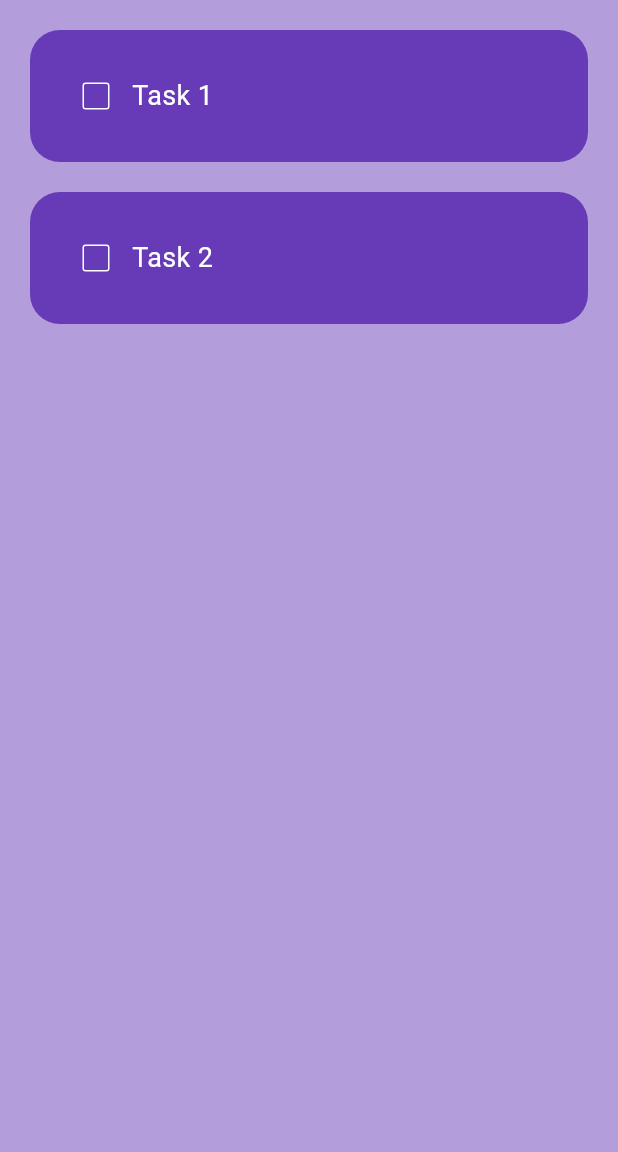
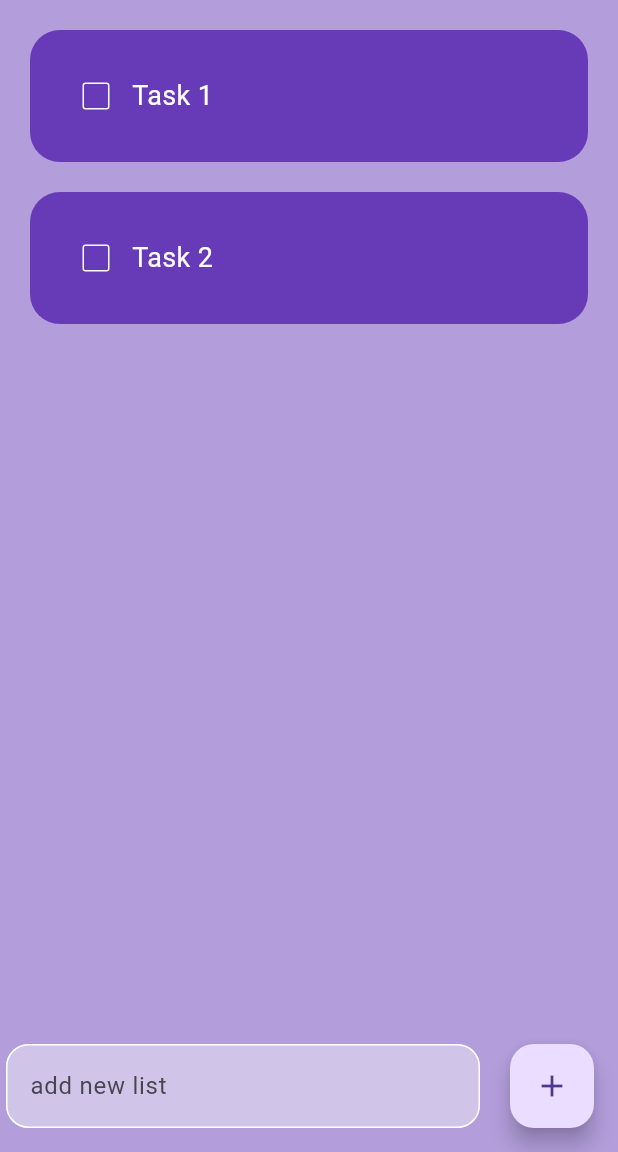
Before and after one commit to blue9kamrul/todo, a Flutter app: the screen it shows after launch, on a phone screen of 412 x 824 dp, the part 84-1236 px from its top. Run offline on Flutter 3.47's test engine with Material 3 defaults, Android fonts, the phone set to English and light mode, and no system bars.

Commit message:
new list func added

```diff
--- a/lib/pages/home_page.dart
+++ b/lib/pages/home_page.dart
@@ -9,6 +9,7 @@ class HomePage extends StatefulWidget {
 }
 
 class _HomePageState extends State<HomePage> {
+  final _controller = TextEditingController();
   List toDoList = [
     ['Task 1', false],
     ['Task 2', false],
@@ -17,6 +18,13 @@ class _HomePageState extends State<HomePage> {
   void CheckBoxChanged(int index) {
     setState(() {
       toDoList[index][1] = !toDoList[index][1];
+    });
+  }
+
+  void saveNewTask() {
+    setState(() {
+      toDoList.add([_controller.text, false]);
+      _controller.clear();
     });
   }
 
@@ -38,6 +46,34 @@ class _HomePageState extends State<HomePage> {
               onChanged: (value) => CheckBoxChanged(index),
             );
           }),
+      floatingActionButton: Row(
+        children: [
+          Expanded(
+            child: Padding(
+              padding: const EdgeInsets.symmetric(
+                horizontal: 20,
+              ),
+              child: TextField(
+                controller: _controller,
+                decoration: InputDecoration(
+                    hintText: "add new list",
+                    filled: true,
+                    fillColor: Colors.deepPurple.shade100,
+                    enabledBorder: OutlineInputBorder(
+                      borderSide: const BorderSide(
+                        color: Colors.white,
+                      ),
+                      borderRadius: BorderRadius.circular(15),
+                    )),
+              ),
+            ),
+          ),
+          FloatingActionButton(
+            onPressed: saveNewTask,
+            child: Icon(Icons.add),
+          ),
+        ],
+      ),
     );
   }
 }
```
